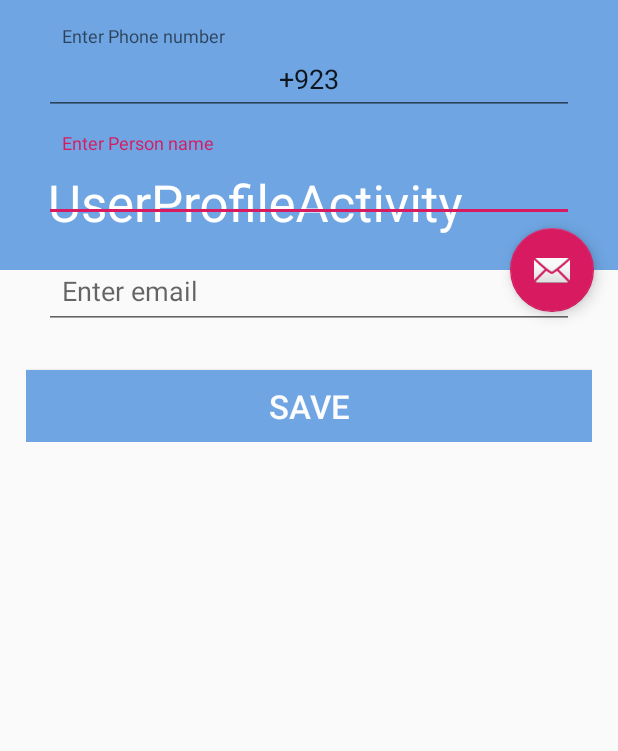
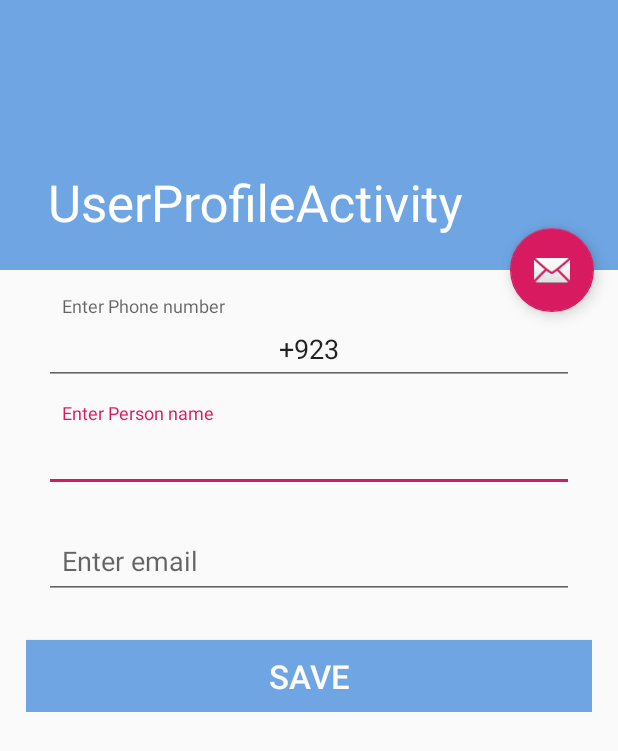
Before and after one commit to in-techouse/gohytch, an Android app: the UserProfileActivity screen opened directly, with no data from a screen before it, on a phone screen of 412 x 824 dp. Shown: the top 751 px of the screen. Run offline under Robolectric (Android 15) with nearby library versions, the phone set to English and light mode, and no system bars; libraries missing offline, so code that uses them is left out: com.jeevandeshmukh.fancybottomsheetdialoglib.

Commit message:
UserProfileActivity

```diff
--- a/app/src/main/java/lcwu/fyp/gohytch/Activities/UserProfileActivity.java
+++ b/app/src/main/java/lcwu/fyp/gohytch/Activities/UserProfileActivity.java
@@ -38,10 +38,10 @@ public class UserProfileActivity extends AppCompatActivity implements View.OnCli
         helpers=new Helpers();
 
 
-        Toolbar toolbar = (Toolbar) findViewById(R.id.toolbar);
+        Toolbar toolbar = findViewById(R.id.toolbar);
         setSupportActionBar(toolbar);
 
-        FloatingActionButton fab = (FloatingActionButton) findViewById(R.id.fab);
+        FloatingActionButton fab = findViewById(R.id.fab);
         fab.setOnClickListener(new View.OnClickListener() {
             @Override
             public void onClick(View view) {
--- a/app/src/main/res/layout/content_user_profile.xml
+++ b/app/src/main/res/layout/content_user_profile.xml
@@ -5,8 +5,9 @@
     xmlns:tools="http://schemas.android.com/tools"
     android:layout_width="match_parent"
     android:layout_height="match_parent"
-    android:orientation="vertical"
+    app:layout_behavior="@string/appbar_scrolling_view_behavior"
     tools:context=".Activities.UserProfileActivity"
+    tools:showIn="@layout/activity_user_profile"
    android:padding="17sp">
 
     <LinearLayout
```
